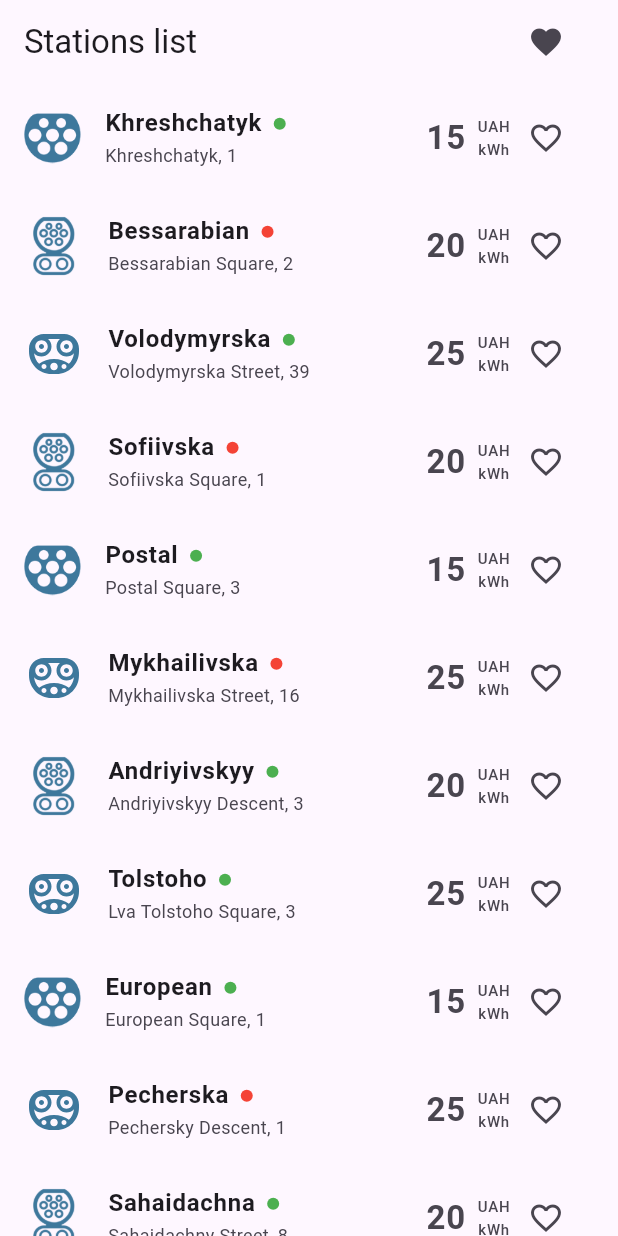
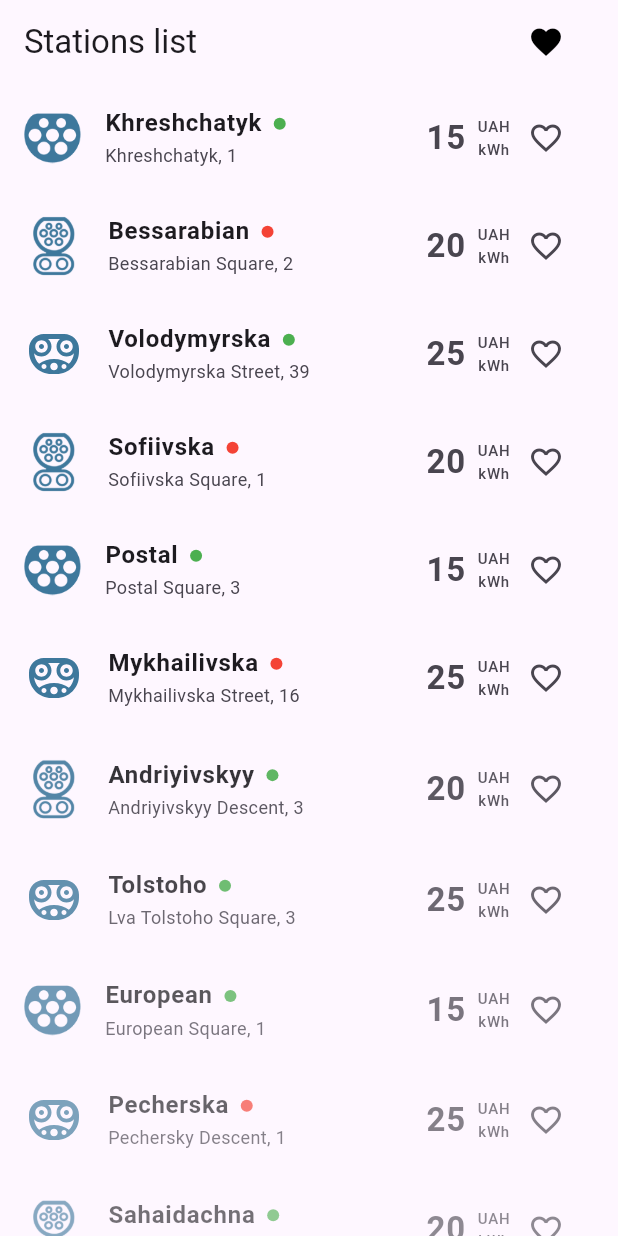
Before and after one commit to dobrunov/charging_stations_app, a Flutter app: the first screen one second after launch, on a phone screen of 412 x 824 dp. Run offline on Flutter 3.47's test engine with Material 3 defaults, Android fonts, the phone set to English and light mode, and no system bars; our stand-ins replace flutter_bloc, flutter_svg, shared_preferences.

Commit message:
add: animation for list scroll, detail page transition, toggle favorite, toggle favorite filter

```diff
--- a/lib/features/station_detail/station_detail_screen.dart
+++ b/lib/features/station_detail/station_detail_screen.dart
@@ -27,7 +27,6 @@ class _StationDetailScreenState extends State<StationDetailScreen> {
           crossAxisAlignment: CrossAxisAlignment.start,
           children: [
             Row(
-
               mainAxisAlignment: MainAxisAlignment.spaceBetween,
               crossAxisAlignment: CrossAxisAlignment.start,
               children: [
--- a/lib/features/station_list/station_list_cubit.dart
+++ b/lib/features/station_list/station_list_cubit.dart
@@ -1,9 +1,8 @@
 import 'package:flutter_bloc/flutter_bloc.dart';
 
 import '../../core/services/favorite_storage_service.dart';
+import '../../data/models/charging_station_model.dart';
 import '../../data/repositories/stations_repository.dart';
-import '../../data/models/charging_station_model.dart';
-
 
 class StationListCubit extends Cubit<List<ChargingStation>> {
   final StationsRepository stationsRepository;
@@ -24,7 +23,6 @@ class StationListCubit extends Cubit<List<ChargingStation>> {
 
   void toggleFavorite(String id) async {
     final updatedStations = state.map((station) {
-
       if (station.id == id) {
         return ChargingStation(
           id: station.id,
@@ -45,7 +43,7 @@ class StationListCubit extends Cubit<List<ChargingStation>> {
     await favoriteStorageService.saveFavoriteStations(favoriteStationsIds);
   }
 
-  void toggleFavorites() {
+  void toggleFavoritesFilter() {
     showFavoritesOnly = !showFavoritesOnly;
     if (showFavoritesOnly) {
       emit(state.where((station) => station.isFavorite).toList());
--- a/lib/features/station_list/station_list_screen.dart
+++ b/lib/features/station_list/station_list_screen.dart
@@ -1,4 +1,7 @@
+import 'dart:io';
 
+import 'package:charging_stations_app/features/station_list/widgets/animated_favorite_button.dart';
+import 'package:flutter/cupertino.dart';
 import 'package:flutter/material.dart';
 import 'package:flutter_bloc/flutter_bloc.dart';
 
@@ -16,32 +19,74 @@ class StationListScreen extends StatefulWidget {
   State<StationListScreen> createState() => _StationListScreenState();
 }
 
-class _StationListScreenState extends State<StationListScreen> {
+class _StationListScreenState extends State<StationListScreen> with SingleTickerProviderStateMixin {
+  late final AnimationController _fadeController;
+
+  @override
+  void initState() {
+    super.initState();
+    _fadeController = AnimationController(
+      vsync: this,
+      duration: Duration(milliseconds: 400),
+    )..forward();
+  }
+
+  @override
+  void dispose() {
+    _fadeController.dispose();
+    super.dispose();
+  }
+
   @override
   Widget build(BuildContext context) {
     final stationsCubit = context.read<StationListCubit>();
+
     return Scaffold(
       appBar: AppBar(
         title: Text('Stations list'),
         actions: [
-          Padding(
-            padding: const EdgeInsets.only(right: 24.0),
-            child: IconButton(
-              icon: Icon(Icons.favorite),
+          AnimatedFavoriteButton(
             onPressed: () {
-                stationsCubit.toggleFavorites();
+              stationsCubit.toggleFavoritesFilter();
             },
-            ),
           ),
         ],
       ),
       body: BlocBuilder<StationListCubit, List<ChargingStation>>(
         builder: (context, stations) {
           return ListView.builder(
+            physics: BouncingScrollPhysics(),
             itemCount: stations.length,
             itemBuilder: (context, index) {
               final station = stations[index];
+
+              return FadeTransition(
+                opacity: _fadeController,
+                child: TweenAnimationBuilder<double>(
+                  tween: Tween<double>(begin: 0.0, end: 1.0),
+                  duration: Duration(milliseconds: 300 + (index * 100)),
+                  builder: (context, value, child) {
+                    return Transform.translate(
+                      offset: Offset(0, 20 * (1 - value)),
+                      child: Opacity(
+                        opacity: value,
+                        child: child,
+                      ),
+                    );
+                  },
+                  child: _buildListTile(station, stationsCubit),
+                ),
+              );
+            },
+          );
+        },
+      ),
+    );
+  }
+
+  Widget _buildListTile(ChargingStation station, StationListCubit cubit) {
     return ListTile(
+      leading: UtilMethods.getConnectorIcon(station.connectorType),
       title: Row(
         crossAxisAlignment: CrossAxisAlignment.center,
         children: [
@@ -49,7 +94,7 @@ class _StationListScreenState extends State<StationListScreen> {
             padding: const EdgeInsets.only(right: 8.0),
             child: Text(station.name, style: TextStyle(fontWeight: FontWeight.bold)),
           ),
-                      StatusDotWidget(status: station.status, diameter: 8)
+          StatusDotWidget(status: station.status, diameter: 8),
         ],
       ),
       subtitle: Text(station.address, style: TextStyle(fontSize: 12)),
@@ -57,37 +102,52 @@ class _StationListScreenState extends State<StationListScreen> {
         mainAxisSize: MainAxisSize.min,
         children: [
           PriceWidget(station: station),
-                      IconButton(
+          AnimatedSwitcher(
+            duration: Duration(milliseconds: 300),
+            transitionBuilder: (child, animation) {
+              final curvedAnimation = CurvedAnimation(parent: animation, curve: Curves.elasticOut);
+              return ScaleTransition(scale: curvedAnimation, child: child);
+            },
+            child: IconButton(
+              key: ValueKey(station.isFavorite),
               icon: Icon(
                 station.isFavorite ? Icons.favorite : Icons.favorite_border,
                 color: station.isFavorite ? Color(0xFF3E9C4B) : null,
-
               ),
               onPressed: () {
-                          stationsCubit.toggleFavorite(station.id);
+                cubit.toggleFavorite(station.id);
               },
+            ),
           ),
         ],
       ),
-                leading: UtilMethods.getConnectorIcon(station.connectorType),
       onTap: () async {
-                    final stationsCubit = context.read<StationListCubit>();
-
         final updatedId = await Navigator.push(
           context,
-                      MaterialPageRoute(
+          Platform.isIOS
+              ? CupertinoPageRoute(
                   builder: (context) => StationDetailScreen(station: station),
+                )
+              : PageRouteBuilder(
+                  transitionDuration: Duration(milliseconds: 200),
+                  pageBuilder: (context, animation, secondaryAnimation) {
+                    return FadeTransition(
+                      opacity: animation,
+                      child: SlideTransition(
+                        position: Tween<Offset>(
+                          begin: Offset(1, 0),
+                          end: Offset.zero,
+                        ).animate(animation),
+                        child: StationDetailScreen(station: station),
                       ),
-                    );
-
-                    if (updatedId != null) {
-                      stationsCubit.toggleFavorite(updatedId);
-                    }
-                  });
-            },
                     );
                   },
                 ),
         );
+        if (updatedId != null) {
+          cubit.toggleFavorite(updatedId);
+        }
+      },
+    );
   }
 }
--- /dev/null
+++ b/lib/features/station_list/widgets/animated_favorite_button.dart
@@ -0,0 +1,47 @@
+import 'package:flutter/material.dart';
+
+class AnimatedFavoriteButton extends StatefulWidget {
+  final VoidCallback onPressed;
+
+  const AnimatedFavoriteButton({super.key, required this.onPressed});
+
+  @override
+  AnimatedFavoriteButtonState createState() => AnimatedFavoriteButtonState();
+}
+
+class AnimatedFavoriteButtonState extends State<AnimatedFavoriteButton> {
+  bool isActive = false;
+
+  void _toggle() {
+    setState(() {
+      isActive = !isActive;
+    });
+    widget.onPressed();
+  }
+
+  @override
+  Widget build(BuildContext context) {
+    return Padding(
+      padding: const EdgeInsets.only(right: 24.0),
+      child: AnimatedSwitcher(
+        duration: Duration(milliseconds: 300),
+        transitionBuilder: (child, animation) {
+          final curvedAnimation = CurvedAnimation(
+            parent: animation,
+            curve: Curves.elasticOut,
+            reverseCurve: Curves.elasticOut,
+          );
+          return ScaleTransition(scale: curvedAnimation, child: child);
+        },
+        child: IconButton(
+          key: ValueKey(isActive),
+          icon: Icon(
+            Icons.favorite,
+            color: isActive ? Color(0xFF3E9C4B) : Colors.black,
+          ),
+          onPressed: _toggle,
+        ),
+      ),
+    );
+  }
+}
```
Also changed, not shown: pubspec.lock, 2 other files. Lines whose indentation alone changed are shown as unchanged.
